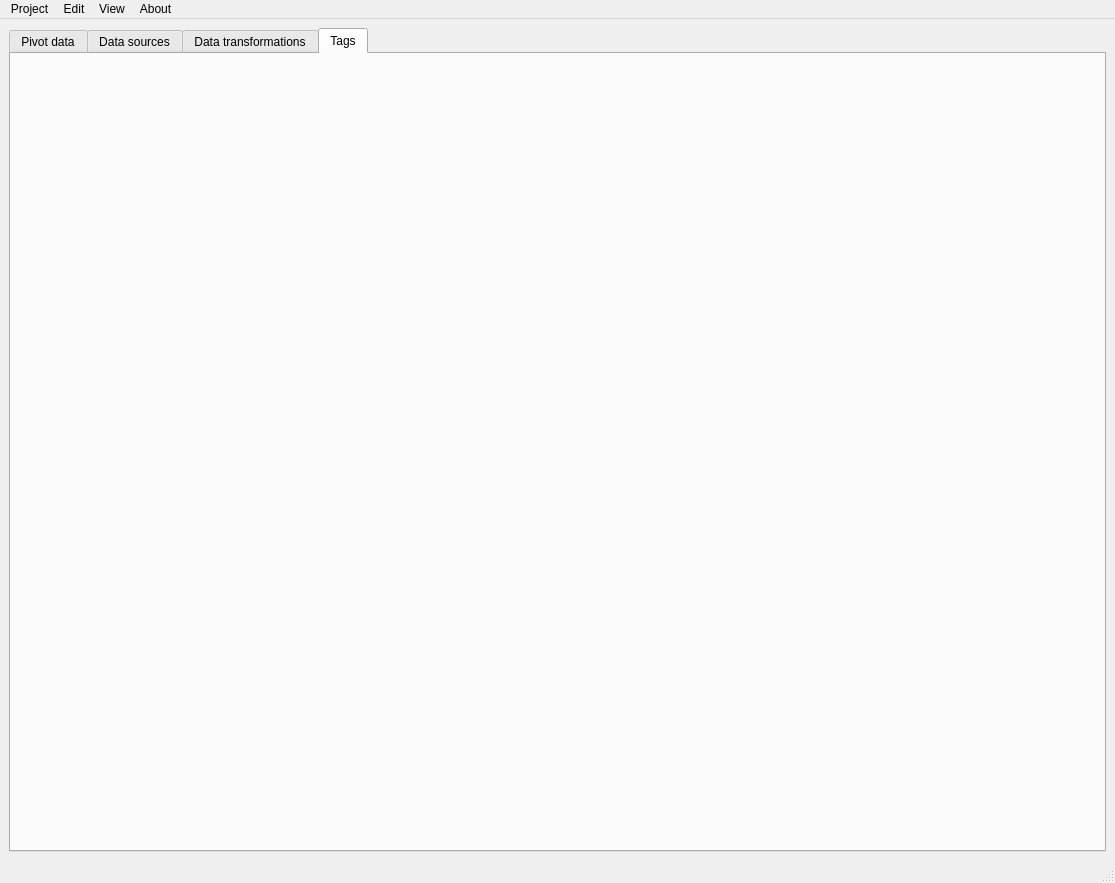
pszostek/cp, file cp/gui/cp.ui: the form before one commit.
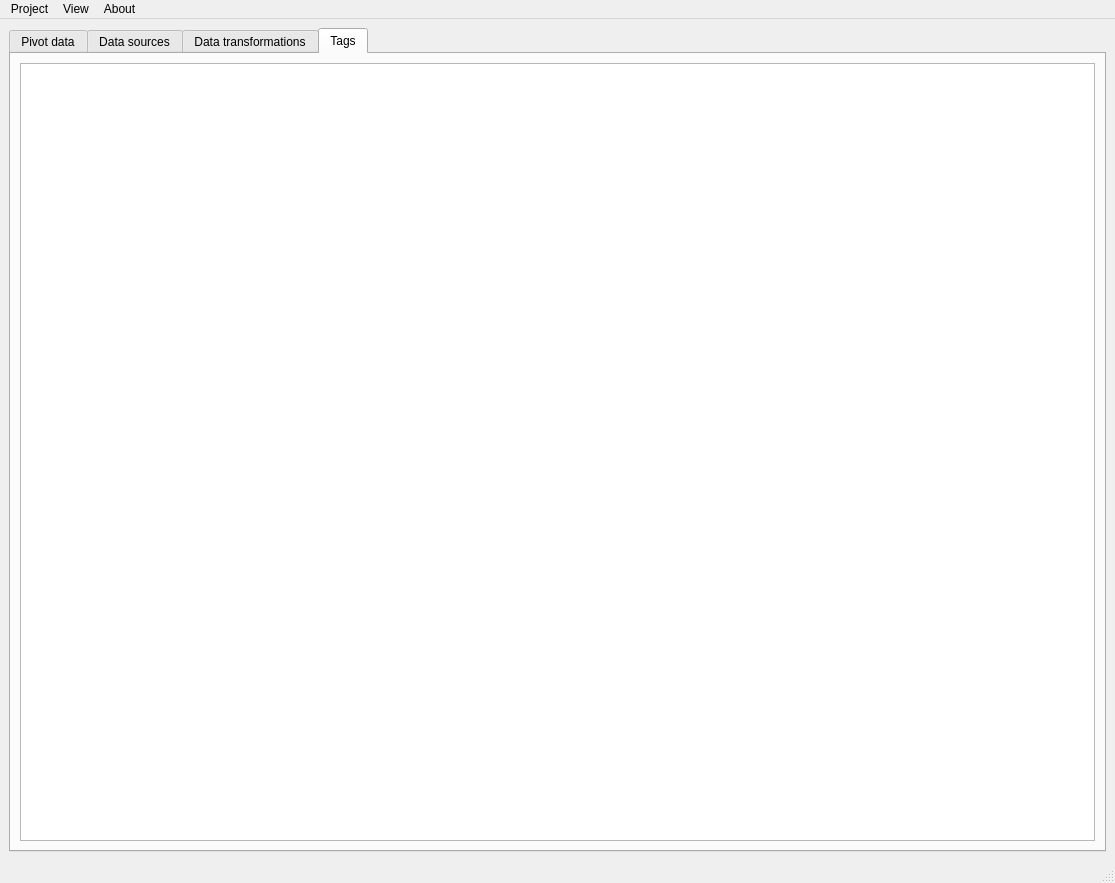
The form after the commit. The open tabs and pages were chosen to show the change. Custom widgets are drawn as their Qt base class.

Commit message: Add shortcut for opening data sources

Patch:
```diff
--- a/cp/gui/cp.ui
+++ b/cp/gui/cp.ui
@@ -589,7 +589,6 @@
          </attribute>
          <layout class="QHBoxLayout" name="horizontalLayout_7">
           <item>
-           <layout class="QHBoxLayout" name="horizontalLayout_4"/>
             <widget class="QTreeView" name="tagView">
              <property name="enabled">
               <bool>true</bool>
@@ -609,7 +608,7 @@
         <rect>
         <x>0</x>
         <y>0</y>
-        <width>1067</width>
+     <width>1115</width>
         <height>27</height>
         </rect>
         </property>
@@ -630,11 +629,6 @@
         <addaction name="separator"/>
         <addaction name="actionExit"/>
         </widget>
-        <widget class="QMenu" name="menuEdit">
-        <property name="title">
-        <string>Edit</string>
-        </property>
-        </widget>
         <widget class="QMenu" name="menuView">
         <property name="title">
         <string>View</string>
@@ -647,7 +641,6 @@
         </property>
         </widget>
         <addaction name="menuProject"/>
-        <addaction name="menuEdit"/>
         <addaction name="menuView"/>
         <addaction name="menuAbout"/>
         </widget>
```
Left out of the diff: 3 changed lines with no effect on the pictures. Lines whose indentation alone changed are shown as unchanged.
